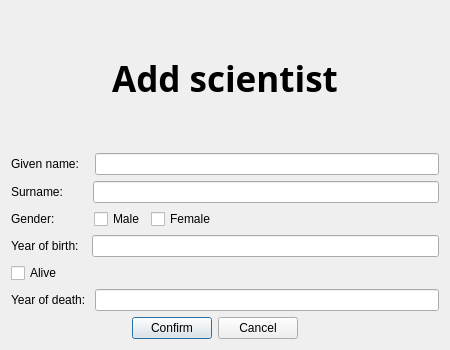
First picture: the form in Vika3nytt/dialogaddsci.ui, repository sabbisun/Vika3nytt, before the edit.
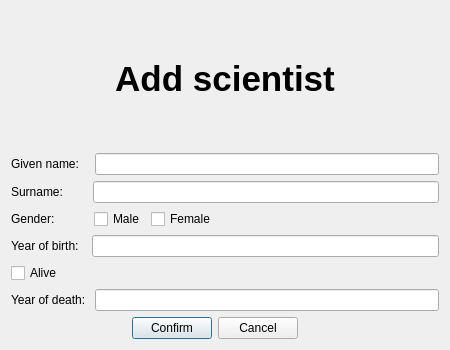
Second picture: the form after the edit.

Patch:
```diff
--- a/Vika3nytt/dialogaddsci.ui
+++ b/Vika3nytt/dialogaddsci.ui
@@ -18,7 +18,7 @@
     <widget class="QLabel" name="label_addSci">
      <property name="font">
       <font>
-       <family>Alien Encounters</family>
+       <family>Arial</family>
       </font>
      </property>
      <property name="text">
```
